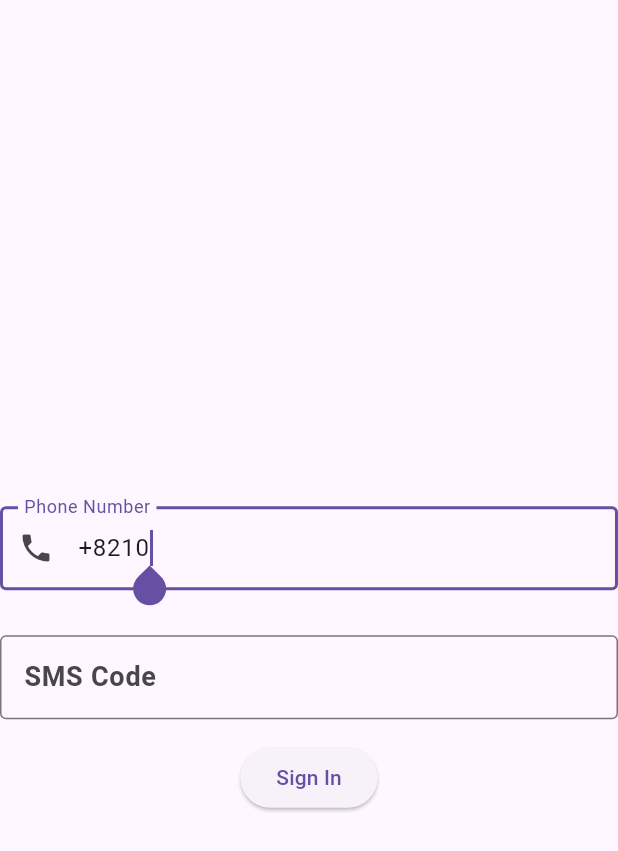
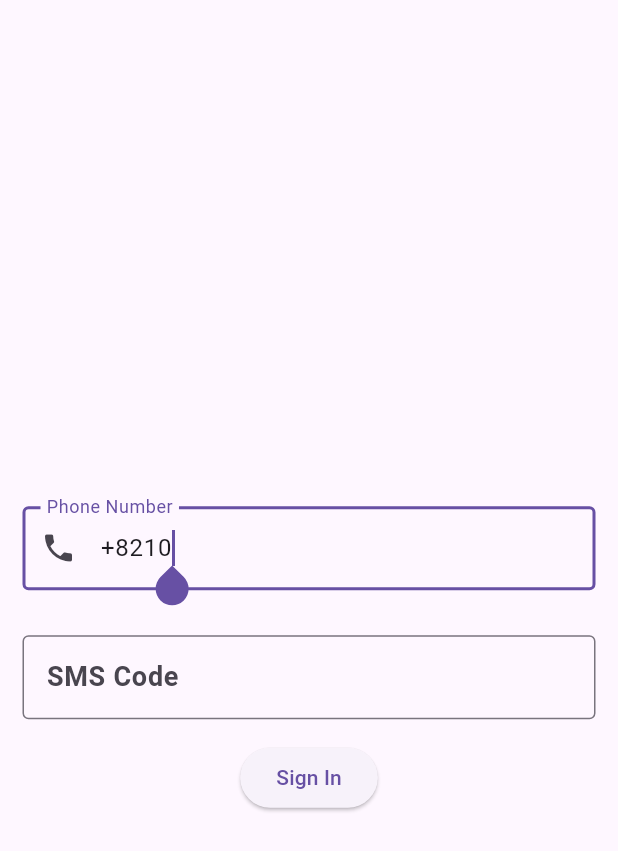
Before and after one commit to LeeGeonwoo22/Flutter_Phone, a Flutter app: the screen it shows after launch, on a phone screen of 412 x 824 dp. Shown: the top 851 px of the screen. Run offline on Flutter 3.47's test engine with Material 3 defaults, Android fonts, the light colour scheme and no system bars; our stand-ins replace firebase_auth, firebase_core; missing offline and left inert: firebase_app_check; accounts and stored records are empty.

Commit message:
#1 fix padding

```diff
--- a/lib/screen/login.dart
+++ b/lib/screen/login.dart
@@ -19,6 +19,8 @@ class _LoginPageState extends State<LoginPage> {
     return Scaffold(
       appBar: AppBar(),
       body: Center(
+        child: Padding(
+          padding: const EdgeInsets.symmetric(horizontal: 15),
           child: Column(
             mainAxisAlignment: MainAxisAlignment.center,
             crossAxisAlignment: CrossAxisAlignment.center,
@@ -33,6 +35,7 @@ class _LoginPageState extends State<LoginPage> {
               ),
               button(),
             ],
+          ),
         ),
       ),
     );
```
Lines whose indentation alone changed are shown as unchanged.
